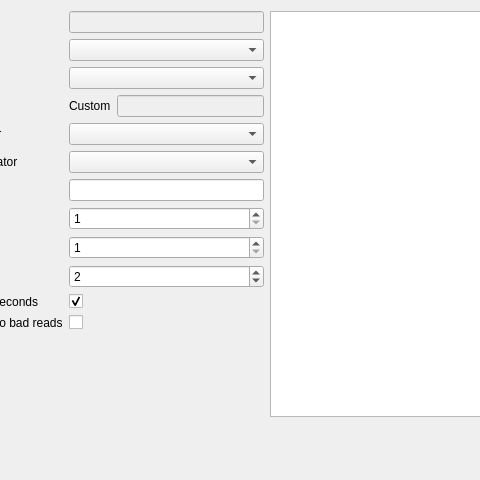
Above: src/dialogs/loadfiledialog.ui from ModbusScope/ModbusScope before the change; both pictures show x 107 to 587 and y 0 to 480 of the 988 by 480 pixel window. Below: the same form after it.
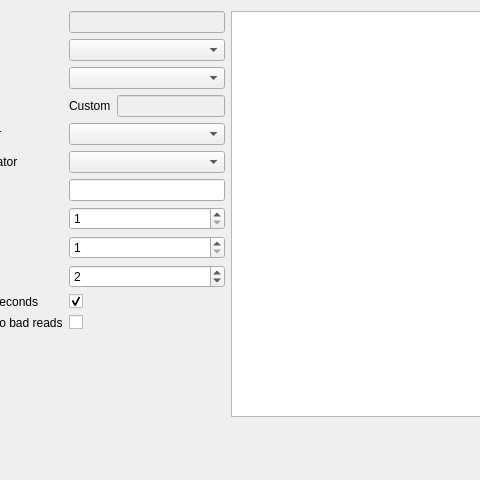
That is the form after the change.

Patch:
```diff
--- a/src/dialogs/loadfiledialog.ui
+++ b/src/dialogs/loadfiledialog.ui
@@ -15,7 +15,7 @@
   </property>
   <layout class="QVBoxLayout" name="verticalLayout">
    <item>
-    <layout class="QHBoxLayout" name="horizontalLayout" stretch="3,5">
+    <layout class="QHBoxLayout" name="horizontalLayout" stretch="0,1">
      <item>
       <layout class="QFormLayout" name="formLayout">
        <property name="fieldGrowthPolicy">
```
